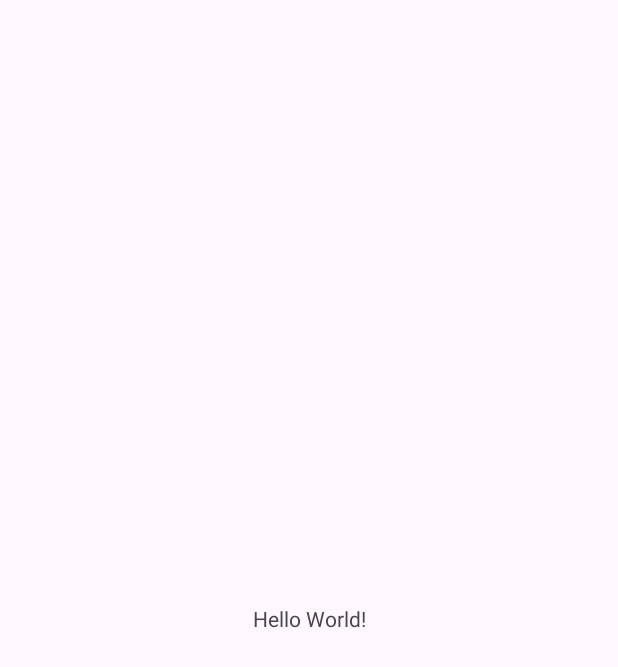
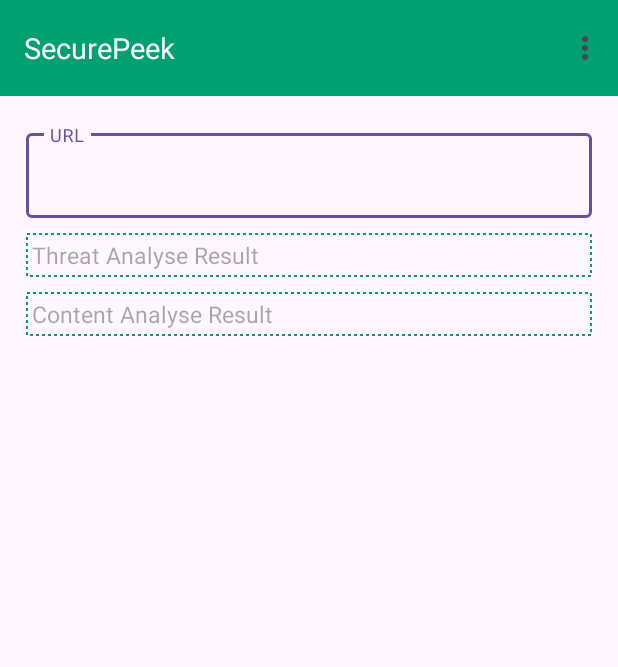
Before and after one commit to shivamtechstack/SecurePeek, an Android app: the screen it shows after launch (MainActivity), on a phone screen of 412 x 824 dp. Before the commit the part shown is almost empty. Shown: the top 667 px of the screen. Run offline under Robolectric (Android 15) with nearby library versions, the phone set to English and light mode, and no system bars.

Commit message:
Basic UI created

```diff
--- a/app/build.gradle.kts
+++ b/app/build.gradle.kts
@@ -5,12 +5,12 @@ plugins {
 
 android {
     namespace = "shivam.sycodes.securepeek"
-    compileSdk = 34
+    compileSdk = 35
 
     defaultConfig {
         applicationId = "shivam.sycodes.securepeek"
         minSdk = 31
-        targetSdk = 34
+        targetSdk = 35
         versionCode = 1
         versionName = "1.0"
 
--- /dev/null
+++ b/app/src/main/res/drawable/textviewborder.xml
@@ -0,0 +1,8 @@
+<?xml version="1.0" encoding="utf-8"?>
+<shape xmlns:android="http://schemas.android.com/apk/res/android">
+
+    <stroke android:color="@color/appTheme"
+        android:width="1dp"
+        android:dashGap="2dp"
+        android:dashWidth="2dp"/>
+</shape>
--- a/app/src/main/res/layout/activity_main.xml
+++ b/app/src/main/res/layout/activity_main.xml
@@ -1,19 +1,68 @@
 <?xml version="1.0" encoding="utf-8"?>
-<androidx.constraintlayout.widget.ConstraintLayout xmlns:android="http://schemas.android.com/apk/res/android"
+<LinearLayout xmlns:android="http://schemas.android.com/apk/res/android"
+    xmlns:tools="http://schemas.android.com/tools"
     xmlns:app="http://schemas.android.com/apk/res-auto"
-    xmlns:tools="http://schemas.android.com/tools"
     android:id="@+id/main"
     android:layout_width="match_parent"
     android:layout_height="match_parent"
+    android:orientation="vertical"
     tools:context=".MainActivity">
 
+    <com.google.android.material.appbar.MaterialToolbar
+        android:layout_width="match_parent"
+        android:background="@color/appTheme"
+        android:layout_height="wrap_content"
+        app:menu="@menu/toolbarmenu">
+
+        <com.google.android.material.textview.MaterialTextView
+            android:layout_width="match_parent"
+            android:textColor="@color/white"
+            android:layout_height="match_parent"
+            android:textSize="19sp"
+            android:text="SecurePeek"/>
+
+    </com.google.android.material.appbar.MaterialToolbar>
+
     <TextView
-        android:layout_width="wrap_content"
+        android:layout_width="match_parent"
+        android:layout_height="wrap_content"/>
+
+    <com.google.android.material.textfield.TextInputLayout
+        android:layout_width="match_parent"
         android:layout_height="wrap_content"
-        android:text="Hello World!"
-        app:layout_constraintBottom_toBottomOf="parent"
-        app:layout_constraintEnd_toEndOf="parent"
-        app:layout_constraintStart_toStartOf="parent"
-        app:layout_constraintTop_toTopOf="parent" />
+        android:layout_marginHorizontal="17dp"
+        android:hint="URL"
+        style="@style/ThemeOverlay.Material3.TextInputEditText.OutlinedBox"
+        tools:ignore="HardcodedText">
 
-</androidx.constraintlayout.widget.ConstraintLayout>
+        <com.google.android.material.textfield.TextInputEditText
+            android:id="@+id/receivedURL"
+            android:layout_width="match_parent"
+            android:textSize="16sp"
+            android:layout_height="wrap_content"/>
+
+    </com.google.android.material.textfield.TextInputLayout>
+
+    <com.google.android.material.textview.MaterialTextView
+        android:id="@+id/threatAnalyseResult"
+        android:layout_marginTop="10dp"
+        android:padding="4dp"
+        android:layout_width="match_parent"
+        android:textSize="15sp"
+        android:background="@drawable/textviewborder"
+        android:layout_height="wrap_content"
+        android:hint="Threat Analyse Result"
+        android:layout_marginHorizontal="17dp"/>
+
+    <com.google.android.material.textview.MaterialTextView
+        android:id="@+id/ContentResult"
+        android:layout_marginTop="10dp"
+        android:padding="4dp"
+        android:background="@drawable/textviewborder"
+        android:textSize="15sp"
+        android:layout_width="match_parent"
+        android:layout_height="wrap_content"
+        android:hint="Content Analyse Result"
+        android:layout_marginHorizontal="17dp"/>
+
+</LinearLayout>
--- /dev/null
+++ b/app/src/main/res/menu/toolbarmenu.xml
@@ -0,0 +1,12 @@
+<?xml version="1.0" encoding="utf-8"?>
+<menu xmlns:android="http://schemas.android.com/apk/res/android">
+
+    <item android:id="@+id/privacyPolicy"
+        android:title="Privacy policy">
+    </item>
+
+    <item android:id="@+id/about"
+        android:title="About">
+    </item>
+
+</menu>
--- a/app/src/main/res/values/colors.xml
+++ b/app/src/main/res/values/colors.xml
@@ -2,4 +2,5 @@
 <resources>
     <color name="black">#FF000000</color>
     <color name="white">#FFFFFFFF</color>
+    <color name="appTheme">#01A070</color>
 </resources>
```
